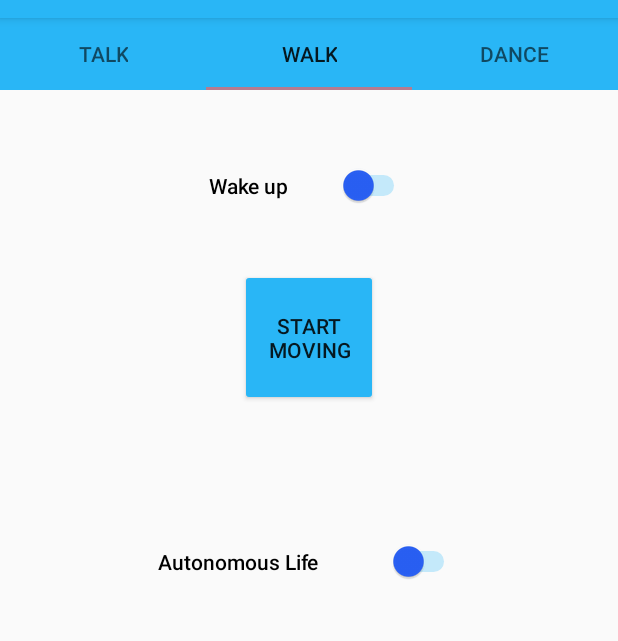
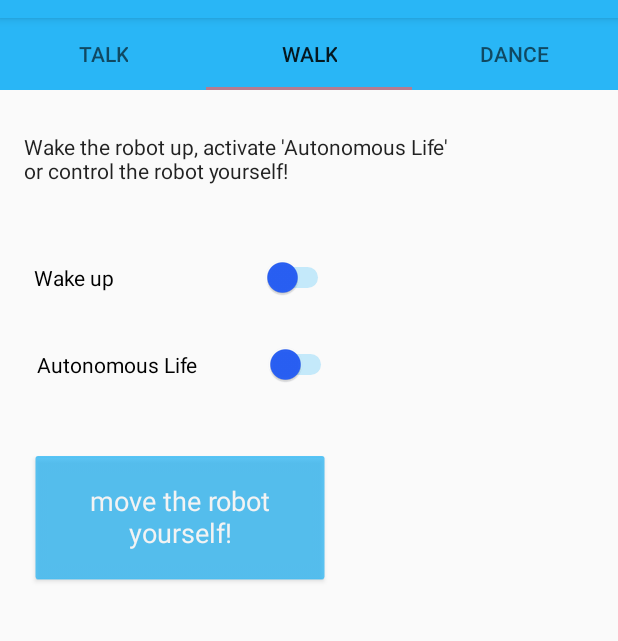
Before and after one commit to P1eter/pAPPer, an Android app: the screen it shows after launch (MainActivity), tab 2 chosen, on a phone screen of 412 x 824 dp, the part 66-707 px from its top. Run offline under Robolectric (Android 15) with nearby library versions, the phone set to English and light mode, and no system bars.

Commit message:
layout improvements

```diff
--- a/pAPPer/app/src/main/res/layout/fragment_move.xml
+++ b/pAPPer/app/src/main/res/layout/fragment_move.xml
@@ -10,46 +10,61 @@
 
     <Switch
         android:id="@+id/autonomous_life_switch"
-        android:layout_width="201dp"
-        android:layout_height="55dp"
+        android:layout_width="200dp"
+        android:layout_height="42dp"
         android:layout_marginEnd="8dp"
-        android:layout_marginStart="8dp"
-        android:layout_marginTop="76dp"
+        android:layout_marginStart="16dp"
+        android:layout_marginTop="16dp"
         android:splitTrack="false"
         android:text="@string/autonomous_life_switch"
-        android:textAppearance="@style/TextAppearance.AppCompat.Body2"
+        android:textAppearance="@style/TextAppearance.AppCompat"
         android:thumbTint="@color/colorPrimaryDark"
         android:trackTint="@color/colorPrimary"
         app:layout_constraintEnd_toEndOf="parent"
+        app:layout_constraintHorizontal_bias="0.047"
         app:layout_constraintStart_toStartOf="parent"
-        app:layout_constraintTop_toBottomOf="@+id/to_fullscreen_move_button" />
+        app:layout_constraintTop_toBottomOf="@+id/stiffness_onoff_switch" />
 
     <Switch
         android:id="@+id/stiffness_onoff_switch"
-        android:layout_width="134dp"
-        android:layout_height="55dp"
+        android:layout_width="200dp"
+        android:layout_height="42dp"
+        android:layout_marginEnd="8dp"
+        android:layout_marginStart="16dp"
+        android:layout_marginTop="36dp"
+        android:splitTrack="false"
+        android:text="@string/wake_up_switch"
+        android:textAppearance="@style/TextAppearance.AppCompat"
+        android:thumbTint="@color/colorPrimaryDark"
+        android:trackTint="@color/colorPrimary"
+        app:layout_constraintEnd_toEndOf="parent"
+        app:layout_constraintHorizontal_bias="0.034"
+        app:layout_constraintStart_toStartOf="parent"
+        app:layout_constraintTop_toBottomOf="@+id/textView3" />
+
+    <Button
+        android:id="@+id/to_fullscreen_move_button"
+        style="@android:style/Widget.Holo.Button"
+        android:layout_width="200dp"
+        android:layout_height="89dp"
         android:layout_marginEnd="8dp"
         android:layout_marginStart="8dp"
         android:layout_marginTop="36dp"
-        android:splitTrack="false"
-        android:text="@string/wake_up_switch"
-        android:textAppearance="@style/TextAppearance.AppCompat.Body2"
-        android:thumbTint="@color/colorPrimaryDark"
-        android:trackTint="@color/colorPrimary"
-        app:layout_constraintEnd_toEndOf="parent"
-        app:layout_constraintStart_toStartOf="parent"
-        app:layout_constraintTop_toTopOf="parent" />
-
-    <Button
-        android:id="@+id/to_fullscreen_move_button"
-        android:layout_width="92dp"
-        android:layout_height="91dp"
-        android:layout_marginEnd="8dp"
-        android:layout_marginStart="8dp"
-        android:layout_marginTop="28dp"
         android:backgroundTint="@color/colorPrimary"
         android:text="@string/to_joystick_activity_button"
         app:layout_constraintEnd_toEndOf="parent"
+        app:layout_constraintHorizontal_bias="0.061"
         app:layout_constraintStart_toStartOf="parent"
-        app:layout_constraintTop_toBottomOf="@+id/stiffness_onoff_switch" />
+        app:layout_constraintTop_toBottomOf="@+id/autonomous_life_switch" />
+
+    <TextView
+        android:id="@+id/textView3"
+        android:layout_width="287dp"
+        android:layout_height="40dp"
+        android:layout_marginStart="16dp"
+        android:layout_marginTop="28dp"
+        android:text="Wake the robot up, activate 'Autonomous Life' or control the robot yourself!"
+        android:textAppearance="@style/TextAppearance.AppCompat"
+        app:layout_constraintStart_toStartOf="parent"
+        app:layout_constraintTop_toTopOf="parent" />
 </android.support.constraint.ConstraintLayout>
--- a/pAPPer/app/src/main/res/values/strings.xml
+++ b/pAPPer/app/src/main/res/values/strings.xml
@@ -7,7 +7,7 @@
     <string name="talk_button_text">Talk!</string>
     <string name="talk_edittext_hint">Write anything</string>
     <string name="options_menu_title">options</string>
-    <string name="talk_fragment_explanation_message">Write your own message, or pick a premade message below!</string>
+    <string name="talk_fragment_explanation_message">Write your own message!</string>
     <string name="connect_button_text">Connect</string>
     <string name="default_robot_spinner_entry">No available robots</string>
     <string name="volume_textview_text">Volume: %1$d%2$s</string>
@@ -21,7 +21,7 @@
     <string name="rugby_button">rugby</string>
     <string name="autonomous_life_switch">Autonomous Life</string>
     <string name="wake_up_switch">Wake up</string>
-    <string name="to_joystick_activity_button">start moving</string>
+    <string name="to_joystick_activity_button">move the robot yourself!</string>
     <string name="disconnect_button_text">disconnect</string>
     <string name="volume_textview_default">Volume: 20%</string>
     <string name="animated_speech_textview">Animated speech:</string>
```
Also changed, not shown: pAPPer/app/src/main/res/layout/fragment_dance.xml (+17 -8 lines), pAPPer/app/src/main/res/layout/fragment_talk.xml (+14 -21 lines).
